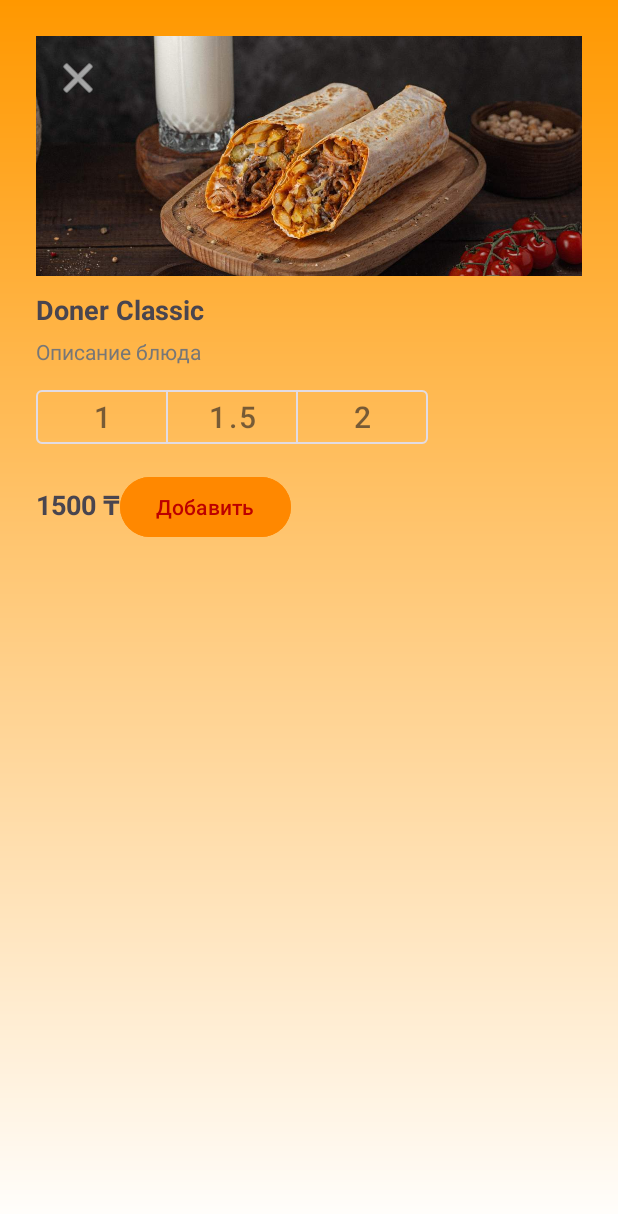
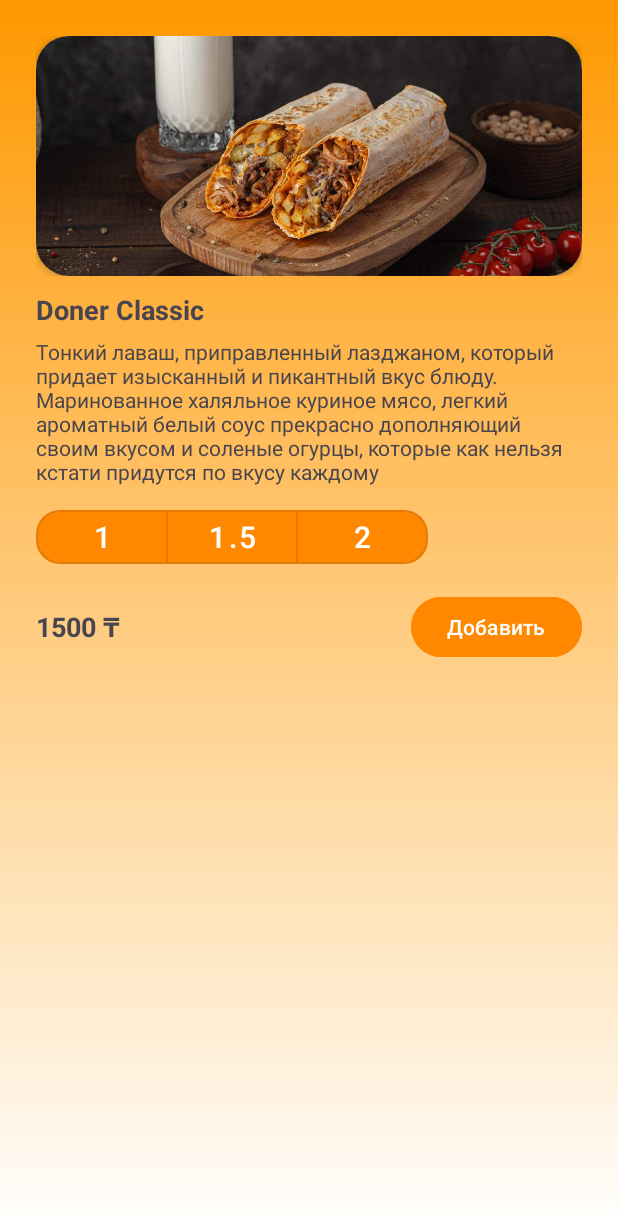
Before and after one commit to itzHiti/FinalAndroid2025, an Android app: the ItemDetailFragment screen opened through its navigation route, on a phone screen of 412 x 824 dp. Shown: the top 1214 px of the screen. Run offline under Robolectric (Android 15) with nearby library versions, the phone set to English and light mode, and no system bars.

Commit message:
processing of small details: button color, distance

```diff
--- a/app/src/main/res/layout/activity_basket_item.xml
+++ b/app/src/main/res/layout/activity_basket_item.xml
@@ -13,6 +13,7 @@
         android:id="@+id/ivLogo"
         android:layout_width="82dp"
         android:layout_height="83dp"
+
         android:layout_centerVertical="true"
         android:paddingVertical="8dp"
         android:src="@drawable/logo_doner" />
--- a/app/src/main/res/layout/activity_home_fragment.xml
+++ b/app/src/main/res/layout/activity_home_fragment.xml
@@ -13,7 +13,7 @@
         android:layout_width="wrap_content"
         android:layout_height="wrap_content"
         android:layout_margin="16dp"
-        android:backgroundTint="@color/black"
+        android:backgroundTint="#FF8800"
         android:padding="12dp"
         android:text="Корзина"
         android:textSize="16sp" />
@@ -22,6 +22,7 @@
         android:id="@+id/btnOpenDetails"
         android:layout_width="match_parent"
         android:layout_height="wrap_content"
+        android:backgroundTint="#FF8800"
         android:layout_marginHorizontal="16dp"
         android:layout_marginBottom="16dp"
         android:text="Открыть детали" />
--- a/app/src/main/res/layout/activity_item_detail.xml
+++ b/app/src/main/res/layout/activity_item_detail.xml
@@ -1,32 +1,41 @@
 <?xml version="1.0" encoding="utf-8"?>
 <ScrollView
     xmlns:android="http://schemas.android.com/apk/res/android"
-    xmlns:card_view="http://schemas.android.com/apk/res-auto"
     xmlns:app="http://schemas.android.com/apk/res-auto"
     android:layout_width="match_parent"
-    android:layout_height="wrap_content"
+    android:layout_height="match_parent"
     android:layout_margin="12dp"
-    card_view:cardCornerRadius="16dp"
-    card_view:cardElevation="6dp"
-    >
+    android:fillViewport="true">
 
     <LinearLayout
         android:orientation="vertical"
         android:padding="12dp"
         android:layout_width="match_parent"
         android:layout_height="wrap_content">
+
+        <!-- Блок с фото и кнопкой закрытия -->
         <FrameLayout
             android:layout_width="match_parent"
             android:layout_height="160dp"
             android:layout_marginBottom="10dp">
 
-            <ImageView
-                android:id="@+id/productIm"
+            <!-- Картинка в CardView, чтобы были скруглённые углы -->
+            <androidx.cardview.widget.CardView
                 android:layout_width="match_parent"
                 android:layout_height="match_parent"
-                android:scaleType="centerCrop"
-                android:src="@drawable/doner" />
+                app:cardCornerRadius="22dp"
+                app:cardUseCompatPadding="false"
+                app:cardElevation="4dp">
 
+                <ImageView
+                    android:id="@+id/productIm"
+                    android:layout_width="match_parent"
+                    android:layout_height="match_parent"
+                    android:scaleType="centerCrop"
+                    android:src="@drawable/doner" />
+            </androidx.cardview.widget.CardView>
+
+            <!-- Крестик поверх картинки -->
             <ImageButton
                 android:id="@+id/btnClose"
                 android:layout_width="32dp"
@@ -34,13 +43,11 @@
                 android:background="@android:color/transparent"
                 android:padding="4dp"
                 android:src="@android:drawable/ic_menu_close_clear_cancel"
+                android:tint="#FFFFFF"
                 android:layout_gravity="top|start"
-                android:layout_margin="12dp"
-                card_view:tint="#FFFFFF" />
+                android:layout_margin="12dp" />
 
         </FrameLayout>
-
-
 
         <TextView
             android:id="@+id/prn"
@@ -52,9 +59,9 @@
 
         <TextView
             android:id="@+id/productDescription"
-            android:text="Описание блюда"
+            android:text="Тонкий лаваш, приправленный лазджаном, который придает изысканный и пикантный вкус блюду. Маринованное халяльное куриное мясо, легкий ароматный белый соус прекрасно дополняющий своим вкусом и соленые огурцы, которые как нельзя кстати придутся по вкусу каждому"
             android:textSize="14sp"
-            android:textColor="#777"
+
             android:layout_marginTop="6dp"
             android:layout_width="wrap_content"
             android:layout_height="wrap_content" />
@@ -64,44 +71,65 @@
             android:id="@+id/sizeToggleGroup"
             android:layout_width="wrap_content"
             android:layout_height="wrap_content"
+
             android:layout_marginTop="10dp"
-            app:singleSelection="true">
+
+            app:singleSelection="true"
+            app:selectionRequired="true">
 
             <com.google.android.material.button.MaterialButton
                 android:id="@+id/size1"
                 android:layout_width="wrap_content"
                 android:layout_height="wrap_content"
+                android:layout_marginEnd="8dp"
+                android:backgroundTint="#FF8800"
+                android:textColor="@color/white"
                 android:text="1"
-                android:textSize="20dp"
+                android:textSize="20sp"
+                app:cornerRadius="16dp"
+
                 style="@style/Widget.MaterialComponents.Button.OutlinedButton"/>
 
             <com.google.android.material.button.MaterialButton
                 android:id="@+id/size15"
                 android:layout_width="wrap_content"
                 android:layout_height="wrap_content"
+                android:backgroundTint="#FF8800"
+                android:textColor="@color/white"
                 android:text="1.5"
-                android:textSize="20dp"
+                android:textSize="20sp"
+                app:cornerRadius="16dp"
+
+
+
+
                 style="@style/Widget.MaterialComponents.Button.OutlinedButton"/>
 
             <com.google.android.material.button.MaterialButton
                 android:id="@+id/size2"
                 android:layout_width="wrap_content"
                 android:layout_height="wrap_content"
+                android:backgroundTint="#FF8800"
+                android:textColor="@color/white"
                 android:text="2"
-                android:textSize="20dp"
+                android:textSize="20sp"
+                app:cornerRadius="16dp"
                 style="@style/Widget.MaterialComponents.Button.OutlinedButton"/>
+
         </com.google.android.material.button.MaterialButtonToggleGroup>
 
         <LinearLayout
             android:orientation="horizontal"
             android:layout_width="match_parent"
             android:layout_height="wrap_content"
-            android:layout_marginTop="12dp">
+            android:layout_marginTop="12dp"
+            android:gravity="center_vertical">
 
             <TextView
                 android:id="@+id/prodpr"
-                android:layout_width="wrap_content"
-                android:layout_height="35dp"
+                android:layout_width="0dp"
+                android:layout_height="wrap_content"
+                android:layout_weight="1"
                 android:text="1500 ₸"
                 android:textSize="18sp"
                 android:textStyle="bold" />
@@ -111,8 +139,7 @@
                 android:layout_width="wrap_content"
                 android:layout_height="wrap_content"
                 android:backgroundTint="#FF8800"
-                android:text="Добавить"
-                android:textColor="#BC0000" />
+                android:text="Добавить" />
         </LinearLayout>
 
     </LinearLayout>
--- a/app/src/main/res/layout/item_product.xml
+++ b/app/src/main/res/layout/item_product.xml
@@ -18,8 +18,7 @@
             android:id="@+id/itemImage"
             android:layout_width="80dp"
             android:layout_height="80dp"
-            android:scaleType="centerCrop"
-            android:src="@drawable/doner" />
+            android:scaleType="centerCrop" />
 
         <LinearLayout
             android:orientation="vertical"
```
